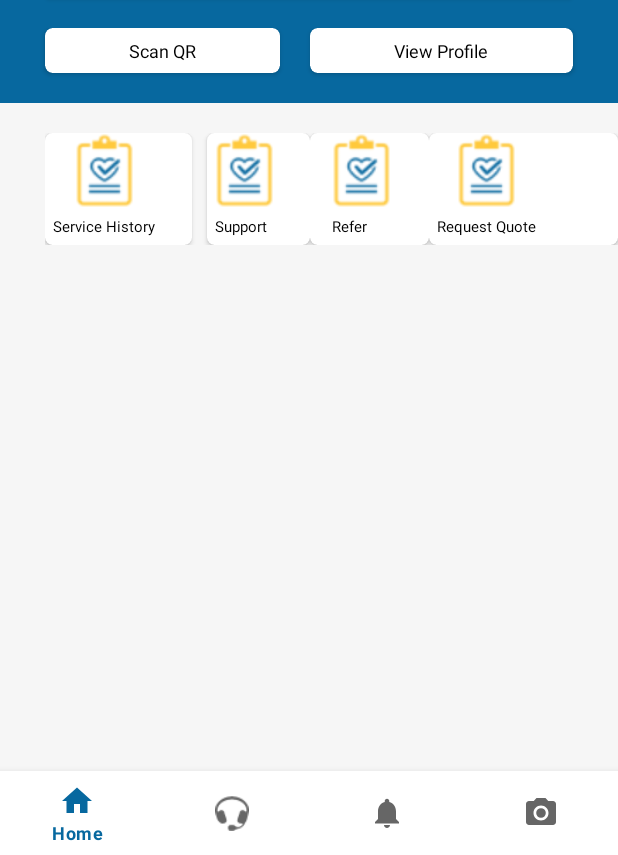
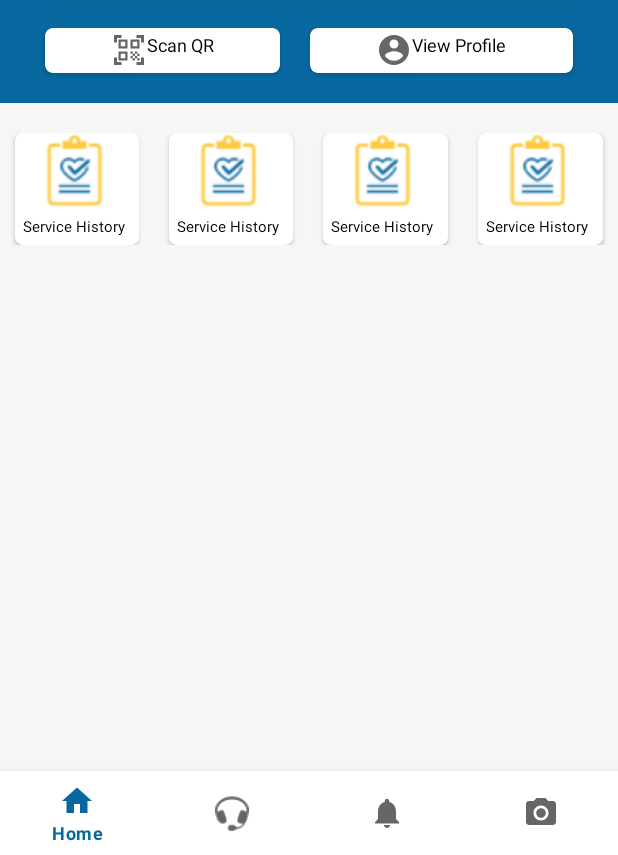
Before and after one commit to ganeshreddy-b/arpina_partner, an Android app: the DashboardActivity screen opened directly, with no data from a screen before it, on a phone screen of 412 x 824 dp, the part 381-1236 px from its top. Run offline under Robolectric (Android 15) with nearby library versions, the phone set to English and light mode, and no system bars; our stand-ins replace data binding, navigation-ui.

Commit message:
- Added the qr code scanner code

```diff
--- a/app/src/main/java/com/sanjay/androidamcservice/ui/activities/DashboardActivity.java
+++ b/app/src/main/java/com/sanjay/androidamcservice/ui/activities/DashboardActivity.java
@@ -8,6 +8,7 @@ import com.google.android.material.bottomnavigation.BottomNavigationView;
 import com.google.android.material.navigation.NavigationView;
 import com.sanjay.androidamcservice.R;
 import com.sanjay.androidamcservice.databinding.ActivityDashboardBinding;
+import com.sanjay.androidamcservice.utils.AppSharedPreference;
 
 import androidx.coordinatorlayout.widget.CoordinatorLayout;
 import androidx.core.view.GravityCompat;
@@ -31,11 +32,16 @@ public class DashboardActivity extends AppCompatActivity {
     private CoordinatorLayout contentView;
 
     private ActivityDashboardBinding binding;
+    AppSharedPreference appSharedPreference;
+
     @Override
     protected void onCreate(Bundle savedInstanceState) {
         super.onCreate(savedInstanceState);
-        binding= DataBindingUtil.setContentView(this, R.layout.activity_dashboard);
+        binding = DataBindingUtil.setContentView(this, R.layout.activity_dashboard);
 //        setContentView(R.layout.activity_dashboard);
+        appSharedPreference = new AppSharedPreference(this);
+        appSharedPreference.setIS_LOGGED_INKEY(true);
+
         initToolbar();
 //        initFab();
         initNavigation();
@@ -130,8 +136,7 @@ public class DashboardActivity extends AppCompatActivity {
 
         if (drawer.isDrawerOpen(GravityCompat.START)) {
             drawer.closeDrawer(GravityCompat.START);
-        }
-        else {
+        } else {
             super.onBackPressed();
         }
 
--- a/app/src/main/java/com/sanjay/androidamcservice/ui/activities/SplashActivity.java
+++ b/app/src/main/java/com/sanjay/androidamcservice/ui/activities/SplashActivity.java
@@ -63,7 +63,11 @@ public class SplashActivity extends AppCompatActivity {
         TedPermission.with(this)
                 .setPermissionListener(permissionlistener)
                 .setDeniedMessage("If you reject permission,you can not use this service\n\nPlease turn on permissions at [Setting] > [Permission]")
-                .setPermissions(Manifest.permission.CAMERA, Manifest.permission.WRITE_EXTERNAL_STORAGE, Manifest.permission.READ_EXTERNAL_STORAGE)
+                .setPermissions(Manifest.permission.CAMERA, Manifest.permission.WRITE_EXTERNAL_STORAGE,
+                        Manifest.permission.READ_EXTERNAL_STORAGE,
+                        Manifest.permission.ACCESS_COARSE_LOCATION,
+                        Manifest.permission.ACCESS_FINE_LOCATION
+                )
                 .check();
     }
 
--- a/app/src/main/java/com/sanjay/androidamcservice/ui/fragments/home/HomeFragment.java
+++ b/app/src/main/java/com/sanjay/androidamcservice/ui/fragments/home/HomeFragment.java
@@ -1,5 +1,6 @@
 package com.sanjay.androidamcservice.ui.fragments.home;
 
+import android.content.Intent;
 import android.os.Bundle;
 import android.view.LayoutInflater;
 import android.view.View;
@@ -8,11 +9,14 @@ import android.widget.TextView;
 
 import androidx.annotation.NonNull;
 import androidx.annotation.Nullable;
+import androidx.databinding.DataBindingUtil;
 import androidx.fragment.app.Fragment;
 import androidx.lifecycle.Observer;
 import androidx.lifecycle.ViewModelProviders;
 
 import com.sanjay.androidamcservice.R;
+import com.sanjay.androidamcservice.databinding.FragmentHomeBinding;
+import com.sanjay.androidamcservice.ui.activities.QrcodeScanner;
 
 
 import java.io.IOException;
@@ -21,12 +25,20 @@ import java.io.IOException;
 public class HomeFragment extends Fragment {
 
     private HomeViewModel homeViewModel;
+    FragmentHomeBinding binding;
 
     public View onCreateView(@NonNull LayoutInflater inflater,
                              ViewGroup container, Bundle savedInstanceState) {
         homeViewModel =
                 ViewModelProviders.of(this).get(HomeViewModel.class);
-        View root = inflater.inflate(R.layout.fragment_home, container, false);
+        binding = DataBindingUtil.inflate(inflater, R.layout.fragment_home, container, false);
+        View root = binding.getRoot();
+        binding.cardScanQR.setOnClickListener(new View.OnClickListener() {
+            @Override
+            public void onClick(View v) {
+                startActivity(new Intent(getActivity(), QrcodeScanner.class));
+            }
+        });
 //        final TextView textView = root.findViewById(R.id.text_home);
 //        homeViewModel.getText().observe(getViewLifecycleOwner(), new Observer<String>() {
 //            @Override
--- /dev/null
+++ b/app/src/main/res/drawable/ic_baseline_account_circle_24.xml
@@ -0,0 +1,10 @@
+<vector xmlns:android="http://schemas.android.com/apk/res/android"
+    android:width="24dp"
+    android:height="24dp"
+    android:viewportWidth="24"
+    android:viewportHeight="24"
+    android:tint="?attr/colorControlNormal">
+  <path
+      android:fillColor="@android:color/white"
+      android:pathData="M12,2C6.48,2 2,6.48 2,12s4.48,10 10,10 10,-4.48 10,-10S17.52,2 12,2zM12,5c1.66,0 3,1.34 3,3s-1.34,3 -3,3 -3,-1.34 -3,-3 1.34,-3 3,-3zM12,19.2c-2.5,0 -4.71,-1.28 -6,-3.22 0.03,-1.99 4,-3.08 6,-3.08 1.99,0 5.97,1.09 6,3.08 -1.29,1.94 -3.5,3.22 -6,3.22z"/>
+</vector>
--- /dev/null
+++ b/app/src/main/res/drawable/ic_baseline_qr_code_scanner_24.xml
@@ -0,0 +1,10 @@
+<vector xmlns:android="http://schemas.android.com/apk/res/android"
+    android:width="24dp"
+    android:height="24dp"
+    android:viewportWidth="24"
+    android:viewportHeight="24"
+    android:tint="?attr/colorControlNormal">
+  <path
+      android:fillColor="@android:color/white"
+      android:pathData="M9.5,6.5v3h-3v-3H9.5M11,5H5v6h6V5L11,5zM9.5,14.5v3h-3v-3H9.5M11,13H5v6h6V13L11,13zM17.5,6.5v3h-3v-3H17.5M19,5h-6v6h6V5L19,5zM13,13h1.5v1.5H13V13zM14.5,14.5H16V16h-1.5V14.5zM16,13h1.5v1.5H16V13zM13,16h1.5v1.5H13V16zM14.5,17.5H16V19h-1.5V17.5zM16,16h1.5v1.5H16V16zM17.5,14.5H19V16h-1.5V14.5zM17.5,17.5H19V19h-1.5V17.5zM22,7h-2V4h-3V2h5V7zM22,22v-5h-2v3h-3v2H22zM2,22h5v-2H4v-3H2V22zM2,2v5h2V4h3V2H2z"/>
+</vector>
--- a/app/src/main/res/layout/fragment_home.xml
+++ b/app/src/main/res/layout/fragment_home.xml
@@ -1,6 +1,12 @@
 <?xml version="1.0" encoding="utf-8"?>
-<RelativeLayout xmlns:android="http://schemas.android.com/apk/res/android"
-    xmlns:app="http://schemas.android.com/apk/res-auto"
+<layout xmlns:android="http://schemas.android.com/apk/res/android"
+    xmlns:app="http://schemas.android.com/apk/res-auto">
+
+    <data>
+
+    </data>
+
+    <RelativeLayout
         android:layout_width="match_parent"
         android:layout_height="match_parent"
         android:background="@color/secondaryColor">
@@ -60,8 +66,7 @@
                                 android:text="Icon Associates"
                                 android:textColor="@color/black"
                                 android:textSize="12sp"
-                            android:textStyle="bold"
-                            />
+                                android:textStyle="bold" />
 
                         </RelativeLayout>
 
@@ -76,6 +81,7 @@
 
 
                         <androidx.cardview.widget.CardView
+                            android:id="@+id/cardScanQR"
                             android:layout_width="wrap_content"
                             android:layout_height="30dp"
                             android:layout_marginLeft="30dp"
@@ -99,9 +105,7 @@
                                     android:text="Scan QR"
                                     android:textColor="@color/black"
                                     android:textSize="12sp"
-                                >
-
-                            </TextView>
+                                    android:drawableLeft="@drawable/ic_baseline_qr_code_scanner_24" />
 
 
                             </LinearLayout>
@@ -110,6 +114,7 @@
                         </androidx.cardview.widget.CardView>
 
                         <androidx.cardview.widget.CardView
+                            android:id="@+id/cardViewProfile"
                             android:layout_width="wrap_content"
                             android:layout_height="30dp"
                             android:layout_marginLeft="10dp"
@@ -124,6 +129,7 @@
                                 android:layout_width="wrap_content"
                                 android:layout_height="wrap_content"
                                 android:layout_gravity="center"
+
                                 android:orientation="horizontal">
 
 
@@ -132,6 +138,7 @@
                                     android:layout_height="wrap_content"
                                     android:text="View Profile"
                                     android:textColor="@color/black"
+                                    android:drawableLeft="@drawable/ic_baseline_account_circle_24"
                                     android:textSize="12sp">
 
                                 </TextView>
@@ -158,20 +165,18 @@
                     android:layout_width="match_parent"
                     android:layout_height="wrap_content"
                     android:paddingTop="20dp"
-                android:paddingLeft="30dp"
                     android:layout_weight="1"
-                android:orientation="horizontal"
-                >
+                    android:orientation="horizontal">
 
 
                     <androidx.cardview.widget.CardView
                         android:layout_width="wrap_content"
                         android:layout_height="wrap_content"
                         app:cardCornerRadius="5dp"
+                        android:layout_marginLeft="10dp"
+                        android:layout_marginRight="10dp"
                         android:layout_weight="0.25"
-                    android:layout_marginRight="10dp"
-                    android:layout_gravity="center"
-                    >
+                        android:layout_gravity="center">
 
                         <LinearLayout
                             android:layout_width="wrap_content"
@@ -184,7 +189,7 @@
                                 android:src="@drawable/view_history"
                                 android:layout_width="50dp"
                                 android:layout_height="50dp"
-                            android:layout_gravity="center"/>
+                                android:layout_gravity="center" />
 
                             <TextView
                                 android:gravity="center_horizontal"
@@ -206,10 +211,10 @@
                         android:layout_width="wrap_content"
                         android:layout_height="wrap_content"
                         app:cardCornerRadius="5dp"
+                        android:layout_marginLeft="10dp"
+                        android:layout_marginRight="10dp"
                         android:layout_weight="0.25"
-                    android:layout_gravity="center"
-                    android:paddingRight="10dp"
-                    >
+                        android:layout_gravity="center">
 
                         <LinearLayout
                             android:layout_width="wrap_content"
@@ -218,11 +223,11 @@
                             android:orientation="vertical">
 
                             <ImageView
-                            android:id="@+id/support"
+                                android:id="@+id/serviceHistory"
                                 android:src="@drawable/view_history"
                                 android:layout_width="50dp"
                                 android:layout_height="50dp"
-                            android:layout_gravity="center_horizontal"/>
+                                android:layout_gravity="center" />
 
                             <TextView
                                 android:gravity="center_horizontal"
@@ -231,7 +236,7 @@
                                 android:layout_gravity="bottom"
                                 android:padding="5dp"
                                 android:textSize="10sp"
-                            android:text="Support"
+                                android:text="Service History"
                                 android:textColor="@color/black">
 
                             </TextView>
@@ -244,25 +249,23 @@
                         android:layout_width="wrap_content"
                         android:layout_height="wrap_content"
                         app:cardCornerRadius="5dp"
+                        android:layout_marginLeft="10dp"
+                        android:layout_marginRight="10dp"
                         android:layout_weight="0.25"
-                    android:paddingRight="10dp"
-                    android:layout_gravity="center"
-                    >
+                        android:layout_gravity="center">
 
                         <LinearLayout
                             android:layout_width="wrap_content"
                             android:layout_height="wrap_content"
                             android:gravity="center"
-                        android:orientation="vertical"
-                        android:layout_gravity="center"
-                        android:paddingRight="10dp">
+                            android:orientation="vertical">
 
                             <ImageView
-                            android:id="@+id/refer"
+                                android:id="@+id/serviceHistory"
                                 android:src="@drawable/view_history"
                                 android:layout_width="50dp"
                                 android:layout_height="50dp"
-                            android:layout_gravity="center_horizontal"/>
+                                android:layout_gravity="center" />
 
                             <TextView
                                 android:gravity="center_horizontal"
@@ -271,7 +274,7 @@
                                 android:layout_gravity="bottom"
                                 android:padding="5dp"
                                 android:textSize="10sp"
-                            android:text="Refer"
+                                android:text="Service History"
                                 android:textColor="@color/black">
 
                             </TextView>
@@ -284,25 +287,23 @@
                         android:layout_width="wrap_content"
                         android:layout_height="wrap_content"
                         app:cardCornerRadius="5dp"
+                        android:layout_marginLeft="10dp"
+                        android:layout_marginRight="10dp"
                         android:layout_weight="0.25"
-                    android:layout_gravity="center"
-                    android:paddingRight="30dp"
-                    >
+                        android:layout_gravity="center">
 
                         <LinearLayout
                             android:layout_width="wrap_content"
                             android:layout_height="wrap_content"
                             android:gravity="center"
-                        android:orientation="vertical"
-                        android:paddingRight="30dp"
-                        >
+                            android:orientation="vertical">
 
                             <ImageView
-                            android:id="@+id/requestQuote"
+                                android:id="@+id/serviceHistory"
                                 android:src="@drawable/view_history"
                                 android:layout_width="50dp"
                                 android:layout_height="50dp"
-                            android:layout_gravity="center_horizontal"/>
+                                android:layout_gravity="center" />
 
                             <TextView
                                 android:gravity="center_horizontal"
@@ -311,7 +312,7 @@
                                 android:layout_gravity="bottom"
                                 android:padding="5dp"
                                 android:textSize="10sp"
-                            android:text="Request Quote"
+                                android:text="Service History"
                                 android:textColor="@color/black">
 
                             </TextView>
@@ -323,6 +324,8 @@
 
 
 
+
+
                 </LinearLayout>
 
 
@@ -331,3 +334,4 @@
         </LinearLayout>
 
     </RelativeLayout>
+</layout>
```
Also changed, not shown: app/src/main/AndroidManifest.xml (+8 -6 lines), app/src/main/java/com/sanjay/androidamcservice/ui/activities/QrcodeScanner.java (added, +48 -0 lines), app/src/main/res/layout/activity_qrcode_scanner.xml (added, +24 -0 lines). Lines whose indentation alone changed are shown as unchanged.
